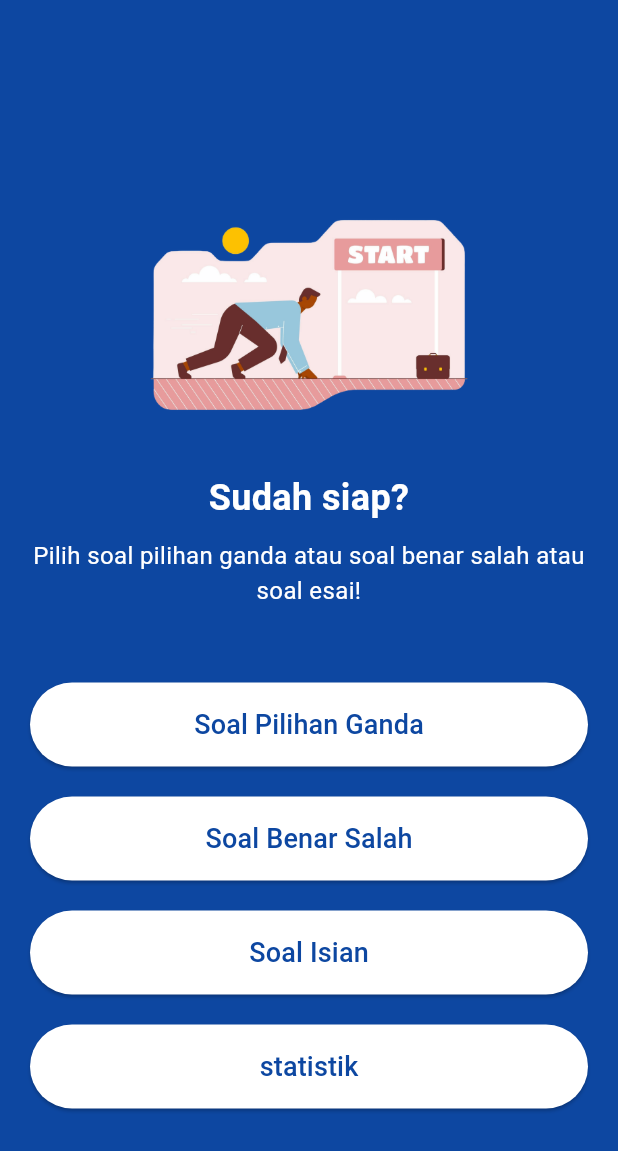
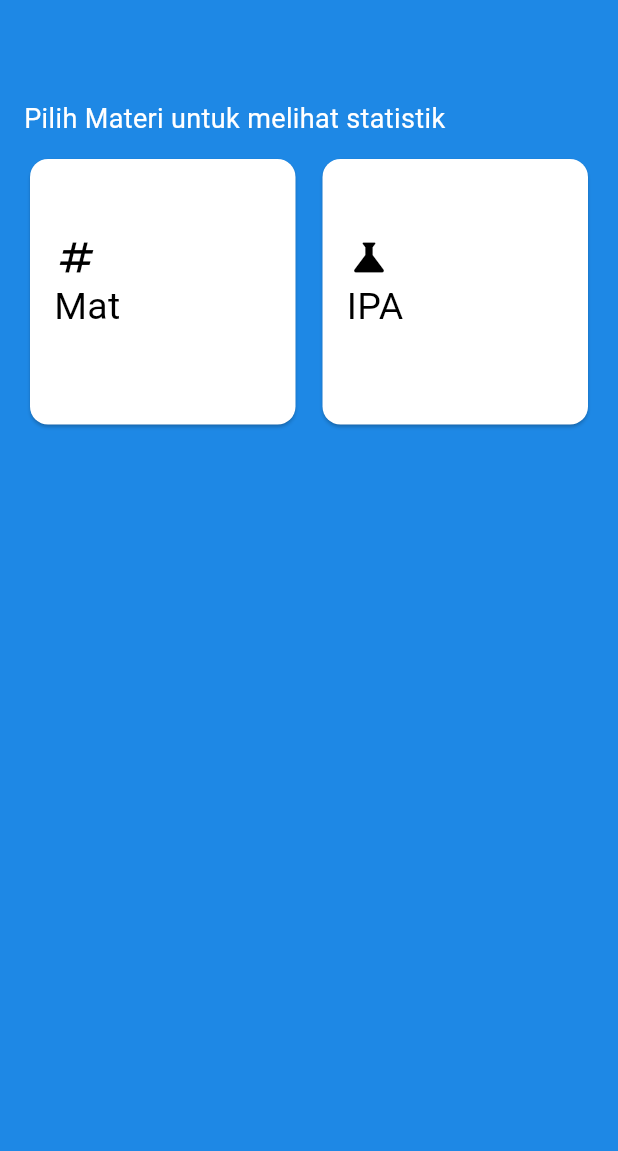
Before and after one commit to g4l3win/kuisbagianwinni, a Flutter app: the screen it shows after launch, after a tap on "statistik", on a phone screen of 412 x 824 dp. Shown: the top 1151 px of the screen. Run offline on Flutter 3.47's test engine with Material 3 defaults, Android fonts, the phone set to English and light mode, and no system bars; our stand-ins replace fl_chart.

Commit message:
ada statistik

```diff
--- a/lib/main.dart
+++ b/lib/main.dart
@@ -2,6 +2,7 @@ import 'package:flutter/material.dart';
 import 'package:quiz/isian.dart';
 import 'package:quiz/pilihanganda.dart';
 import 'benarsalah.dart';
+import 'materistat.dart';
 
 void main() {
   runApp(QuizApp());
@@ -150,6 +151,10 @@ class QuizHomePage extends StatelessWidget {
               child: ElevatedButton(
                 onPressed: () {
                   //ke halaman opsi matkul yang mau dilihat statistiknya
+                  Navigator.push(
+                    context,
+                    MaterialPageRoute(builder: (context) => Materistat()),
+                  );
                 },
                 style: ElevatedButton.styleFrom(
                   backgroundColor: Colors.white, // background button warna
--- a/lib/materistat.dart
+++ b/lib/materistat.dart
@@ -0,0 +1,78 @@
+import 'package:flutter/material.dart';
+import 'statistik.dart';
+
+class Materistat extends StatelessWidget {
+  @override
+  Widget build(BuildContext context) {
+    return Scaffold(
+      backgroundColor: Colors.blue[600],
+      body: Padding(
+        padding: const EdgeInsets.all(16.0),
+        child: Column(
+          crossAxisAlignment: CrossAxisAlignment.start,
+          children: [
+            SizedBox(height: 50),
+            Text(
+              'Pilih Materi untuk melihat statistik',
+              style: TextStyle(color: Colors.white, fontSize: 18),
+            ),
+            SizedBox(height: 10),
+
+            // Grid View for Menu
+            Expanded(
+              child: GridView.count(
+                crossAxisCount: 2, // 2 items per row
+                crossAxisSpacing: 10,
+                mainAxisSpacing: 10,
+                children: [
+                  _buildMenuItem('Mat', Icons.numbers, onTap: () {
+                    // Aksi saat 'mat' ditekan
+                    Navigator.push(
+                      context,
+                      MaterialPageRoute(
+                        builder: (context) => Statistik(subject: 'Mat'),
+                      ),
+                    );
+                  }),
+                  _buildMenuItem('IPA', Icons.science, onTap: () {
+                    Navigator.push(
+                      context,
+                      MaterialPageRoute(
+                        builder: (context) => Statistik(subject: 'IPA'),
+                      ),
+                    );
+                  }),
+                ],
+              ),
+            ),
+          ],
+        ),
+      ),
+    );
+  }
+
+  // Fungsi untuk membangun tampilan setiap item di Grid
+  Widget _buildMenuItem(String title, IconData icon, {VoidCallback? onTap}) {
+    return Card(
+      color: Colors.white,
+      child: InkWell(
+        onTap: onTap,
+        child: Padding(
+          padding: const EdgeInsets.all(16.0),
+          child: Column(
+            mainAxisAlignment: MainAxisAlignment.center,
+            crossAxisAlignment: CrossAxisAlignment.start,
+            children: [
+              Icon(icon, color: Colors.black, size: 30), // Tambahkan Icon
+              Text(
+                title,
+                style: TextStyle(color: Colors.black, fontSize: 25),
+              ),
+              SizedBox(height: 10),
+            ],
+          ),
+        ),
+      ),
+    );
+  }
+}
--- a/pubspec.yaml
+++ b/pubspec.yaml
@@ -9,11 +9,12 @@ environment:
 dependencies:
   flutter:
     sdk: flutter
+  fl_chart: ^0.69.0
 
 dev_dependencies:
   flutter_test:
     sdk: flutter
-  flutter_lints: ^4.0.0
+  flutter_lints: ^5.0.0
 
 flutter:
   uses-material-design: true
```
Also changed, not shown: lib/statistik.dart (+165 -0 lines), pubspec.lock.
